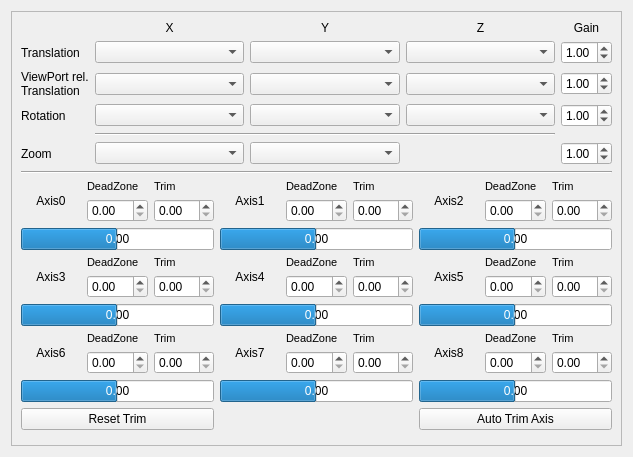
Qt form src/input/AxisConfigWidget.ui (openscad/openscad) before a commit.
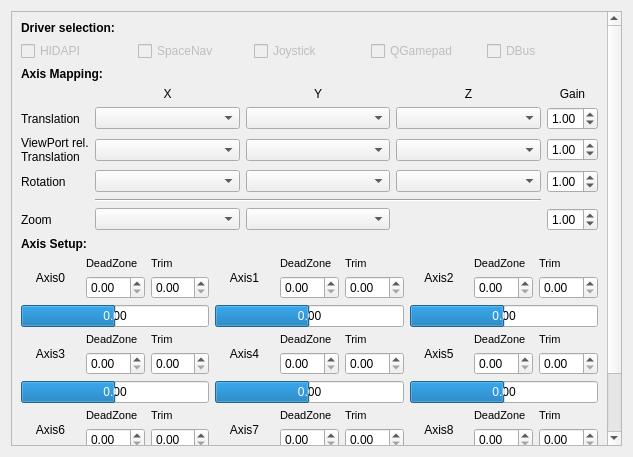
The same form after that commit.

Commit message: UI code for feature 'Add option to enable/disable specific drivers' requested in #2130

```diff
--- a/src/input/AxisConfigWidget.ui
+++ b/src/input/AxisConfigWidget.ui
@@ -34,11 +34,11 @@
         <x>0</x>
         <y>0</y>
         <width>599</width>
-        <height>479</height>
+        <height>570</height>
        </rect>
       </property>
-      <layout class="QGridLayout" name="gridLayout_7" columnstretch="0,0,0,0,0">
-       <item row="24" column="0" colspan="5">
+      <layout class="QGridLayout" name="gridLayout_7" columnstretch="0,0">
+       <item row="24" column="0" colspan="2">
         <layout class="QGridLayout" name="gridLayout_10">
          <item row="7" column="2">
           <widget class="QLabel" name="labelAxisTrim3">
@@ -726,14 +726,7 @@
          </property>
         </spacer>
        </item>
-       <item row="23" column="0" colspan="5">
-        <widget class="Line" name="line">
-         <property name="orientation">
-          <enum>Qt::Horizontal</enum>
-         </property>
-        </widget>
-       </item>
-       <item row="12" column="0" colspan="5">
+       <item row="13" column="0" colspan="2">
         <layout class="QGridLayout" name="gridLayout_11">
          <item row="3" column="0">
           <widget class="QLabel" name="labelInputRotation">
@@ -995,6 +988,99 @@
          </item>
         </layout>
        </item>
+       <item row="14" column="0" colspan="2">
+        <widget class="QLabel" name="label_3">
+         <property name="font">
+          <font>
+           <weight>75</weight>
+           <bold>true</bold>
+          </font>
+         </property>
+         <property name="text">
+          <string>Axis Setup:</string>
+         </property>
+        </widget>
+       </item>
+       <item row="0" column="0" colspan="2">
+        <widget class="QLabel" name="label">
+         <property name="font">
+          <font>
+           <weight>75</weight>
+           <bold>true</bold>
+          </font>
+         </property>
+         <property name="text">
+          <string>Driver selection:</string>
+         </property>
+        </widget>
+       </item>
+       <item row="1" column="0" colspan="2">
+        <layout class="QGridLayout" name="gridLayout_2">
+         <item row="2" column="1">
+          <widget class="QCheckBox" name="checkBoxSpaceNav">
+           <property name="enabled">
+            <bool>false</bool>
+           </property>
+           <property name="text">
+            <string>SpaceNav</string>
+           </property>
+          </widget>
+         </item>
+         <item row="2" column="0">
+          <widget class="QCheckBox" name="checkBoxHIDAPI">
+           <property name="enabled">
+            <bool>false</bool>
+           </property>
+           <property name="text">
+            <string>HIDAPI</string>
+           </property>
+          </widget>
+         </item>
+         <item row="2" column="3">
+          <widget class="QCheckBox" name="checkBoxQGamepad">
+           <property name="enabled">
+            <bool>false</bool>
+           </property>
+           <property name="text">
+            <string>QGamepad</string>
+           </property>
+          </widget>
+         </item>
+         <item row="2" column="2">
+          <widget class="QCheckBox" name="checkBoxJoystick">
+           <property name="enabled">
+            <bool>false</bool>
+           </property>
+           <property name="text">
+            <string>Joystick</string>
+           </property>
+          </widget>
+         </item>
+         <item row="2" column="4">
+          <widget class="QCheckBox" name="checkBoxDBus">
+           <property name="enabled">
+            <bool>false</bool>
+           </property>
+           <property name="text">
+            <string>DBus</string>
+           </property>
+          </widget>
+         </item>
+        </layout>
+       </item>
+       <item row="2" column="0" colspan="2">
+        <widget class="QLabel" name="label_2">
+         <property name="font">
+          <font>
+           <weight>75</weight>
+           <bold>true</bold>
+          </font>
+         </property>
+         <property name="text">
+          <string>Axis Mapping:</string>
+         </property>
+        </widget>
+       </item>
       </layout>
      </widget>
     </widget>
```
The commit also changes 4 other files.
